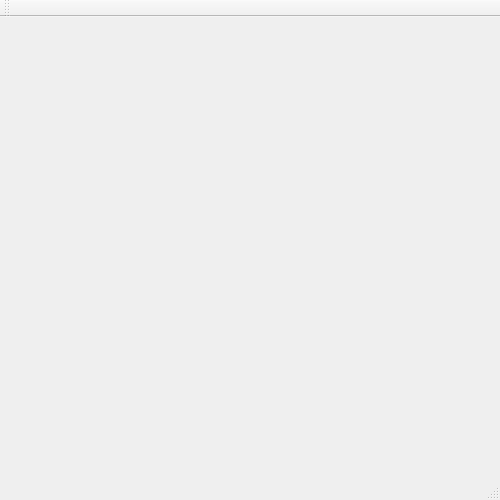
First picture: the form in render_refactor/mainwindow.ui, repository P1nkL1on/QT-projects, before the edit.
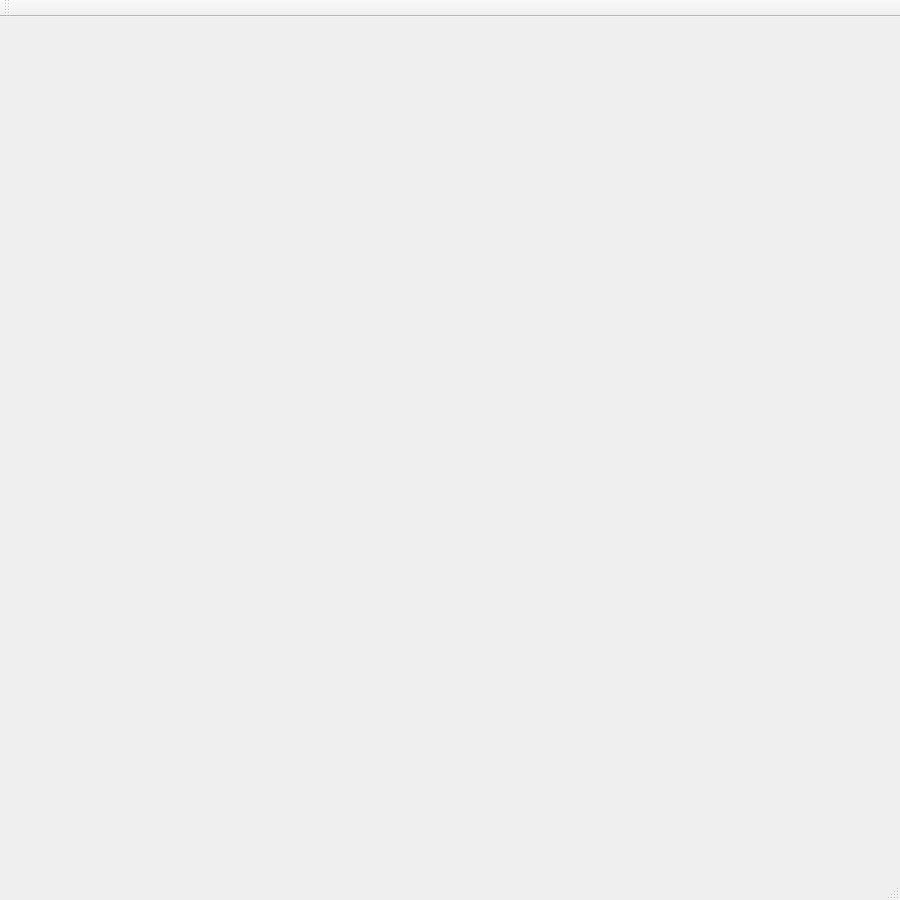
Second picture: the form after the edit.

Diff of the .ui file:
```diff
--- a/render_refactor/mainwindow.ui
+++ b/render_refactor/mainwindow.ui
@@ -6,8 +6,8 @@
    <rect>
     <x>0</x>
     <y>0</y>
-    <width>500</width>
-    <height>500</height>
+    <width>900</width>
+    <height>900</height>
    </rect>
   </property>
   <property name="windowTitle">
```
Left out of the diff: 2 changed lines with no effect on the pictures.
